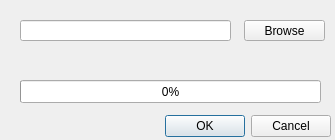
Before: the Qt Designer form ssmp/libdialog.ui in Sushisource/wubwub, drawn with Qt 5.
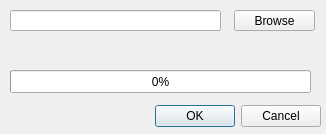
After: the same form once the commit is applied.

What changed in the file:
```diff
--- a/ssmp/libdialog.ui
+++ b/ssmp/libdialog.ui
@@ -2,22 +2,49 @@
 <ui version="4.0">
  <class>libraryDialog</class>
  <widget class="QDialog" name="libraryDialog">
+  <property name="windowModality">
+   <enum>Qt::NonModal</enum>
+  </property>
+  <property name="enabled">
+   <bool>true</bool>
+  </property>
   <property name="geometry">
    <rect>
     <x>0</x>
     <y>0</y>
-    <width>335</width>
-    <height>140</height>
+    <width>326</width>
+    <height>134</height>
    </rect>
   </property>
+  <property name="sizePolicy">
+   <sizepolicy hsizetype="Fixed" vsizetype="Fixed">
+    <horstretch>0</horstretch>
+    <verstretch>0</verstretch>
+   </sizepolicy>
+  </property>
+  <property name="minimumSize">
+   <size>
+    <width>326</width>
+    <height>134</height>
+   </size>
+  </property>
+  <property name="maximumSize">
+   <size>
+    <width>326</width>
+    <height>134</height>
+   </size>
+  </property>
   <property name="windowTitle">
    <string>Library Scan</string>
   </property>
+  <property name="sizeGripEnabled">
+   <bool>false</bool>
+  </property>
   <widget class="QDialogButtonBox" name="buttonBox">
    <property name="geometry">
     <rect>
-     <x>10</x>
-     <y>110</y>
+     <x>0</x>
+     <y>100</y>
      <width>321</width>
      <height>32</height>
     </rect>
@@ -32,8 +59,8 @@
   <widget class="QLineEdit" name="libDirTxt">
    <property name="geometry">
     <rect>
-     <x>20</x>
-     <y>20</y>
+     <x>10</x>
+     <y>10</y>
      <width>211</width>
      <height>21</height>
     </rect>
@@ -42,8 +69,8 @@
   <widget class="QPushButton" name="browseBtn">
    <property name="geometry">
     <rect>
-     <x>244</x>
-     <y>20</y>
+     <x>234</x>
+     <y>10</y>
      <width>81</width>
      <height>21</height>
     </rect>
@@ -55,8 +82,8 @@
   <widget class="QProgressBar" name="progressBar">
    <property name="geometry">
     <rect>
-     <x>20</x>
-     <y>80</y>
+     <x>10</x>
+     <y>70</y>
      <width>301</width>
      <height>23</height>
     </rect>
@@ -68,8 +95,8 @@
   <widget class="QLabel" name="curDirLbl">
    <property name="geometry">
     <rect>
-     <x>20</x>
-     <y>50</y>
+     <x>10</x>
+     <y>40</y>
      <width>261</width>
      <height>21</height>
     </rect>
```
